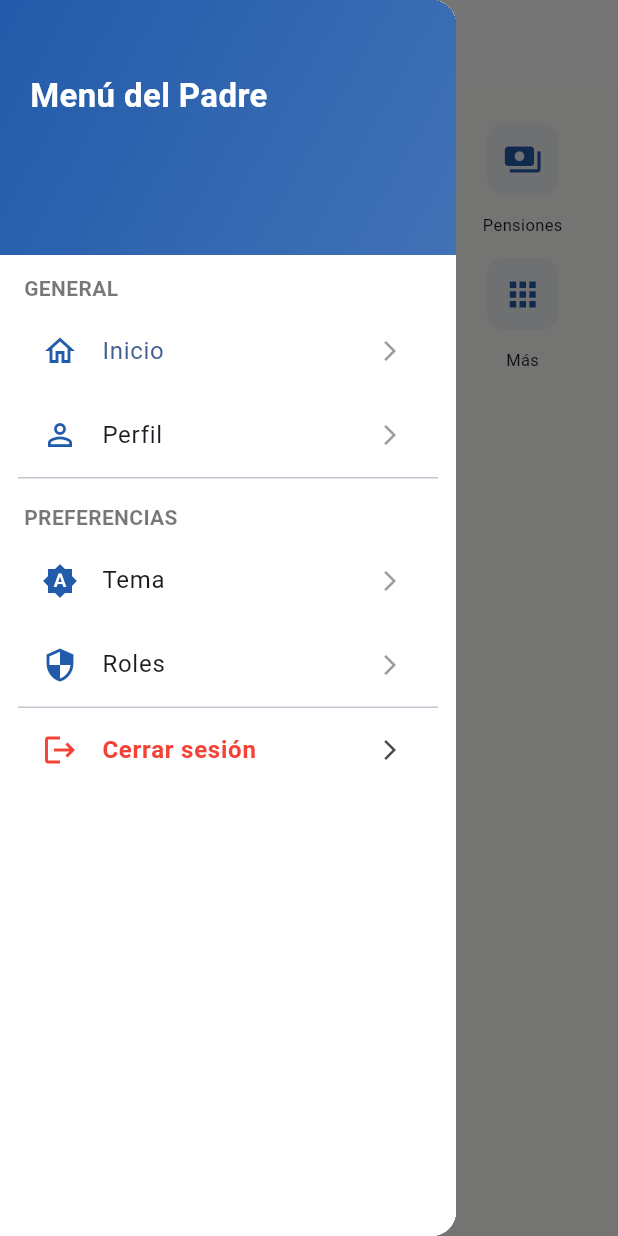
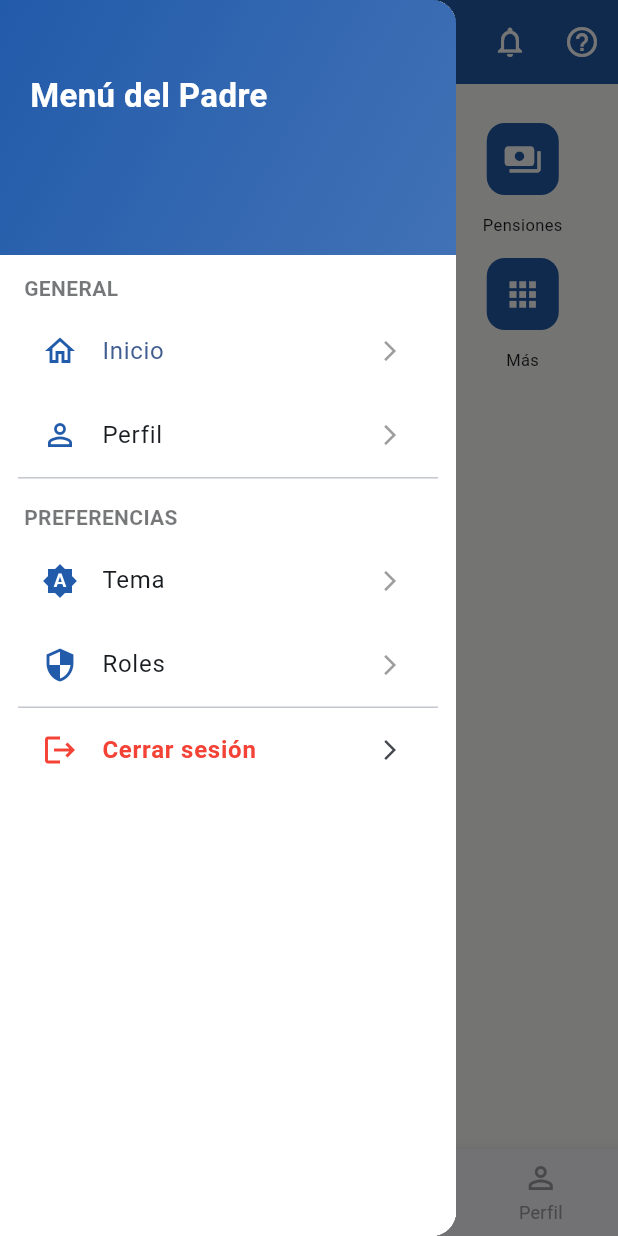
Before and after one commit to yerson001/cole-app, a Flutter app: the ParentHomeContent screen opened directly, with the side drawer open, on a phone screen of 412 x 824 dp. Run offline on Flutter 3.47's test engine with Material 3 defaults, Android fonts, the phone set to English and light mode, and no system bars; our stand-ins replace cached_network_image, equatable, flutter_bloc, flutter_cache_manager, get_it, injectable and 1 more; missing offline and left inert: tutorial_coach_mark; accounts and stored records are empty; network calls fail.

Commit message:
fix drawer back navigation with previousPageIndex, modern icons, bottom nav, light theme tweaks

```diff
--- a/lib/core/themes/app_theme.dart
+++ b/lib/core/themes/app_theme.dart
@@ -11,8 +11,8 @@ class AppTheme {
     ),
     extensions: [AppColors.light],
     appBarTheme: AppBarTheme(
-      backgroundColor: AppColors.light.surface,
-      foregroundColor: AppColors.light.textPrimary,
+      backgroundColor: AppColors.light.primary,
+      foregroundColor: Colors.white,
       centerTitle: true,
       elevation: 0,
       scrolledUnderElevation: 1,
--- a/lib/features/parent/presentation/home/ParentHomeContent.dart
+++ b/lib/features/parent/presentation/home/ParentHomeContent.dart
@@ -41,6 +41,7 @@ class _ParentHomeContentState extends State<ParentHomeContent> {
     ReunionesContent(),
     AgendaContent(),
     MasContent(),
+    _ComunicadosContent(),
   ];
 
   @override
@@ -54,6 +55,7 @@ class _ParentHomeContentState extends State<ParentHomeContent> {
           return pageList[state.pageIndex];
         },
       ),
+      bottomNavigationBar: _buildBottomNav(context),
     );
   }
 
@@ -65,20 +67,22 @@ class _ParentHomeContentState extends State<ParentHomeContent> {
             builder: (context, state) {
               if (state.pageIndex == 0) {
                 return IconButton(
-                  icon: const Icon(Icons.menu),
+                  icon: const Icon(Icons.menu_rounded),
                   onPressed: () => Scaffold.of(ctx).openDrawer(),
                 );
               }
               if (state.pageIndex == 1) {
                 return IconButton(
-                  icon: const Icon(Icons.arrow_back),
+                  icon: const Icon(Icons.arrow_back_rounded),
                   onPressed: () => Scaffold.of(ctx).openDrawer(),
                 );
               }
               return IconButton(
-                icon: const Icon(Icons.arrow_back),
+                icon: const Icon(Icons.arrow_back_rounded),
                 onPressed: () {
-                  context.read<ParentHomeBloc>().add(ChangePage(pageIndex: 0));
+                  context.read<ParentHomeBloc>().add(
+                    ChangePage(pageIndex: state.previousPageIndex),
+                  );
                 },
               );
             },
@@ -88,13 +92,68 @@ class _ParentHomeContentState extends State<ParentHomeContent> {
       title: BlocBuilder<ParentHomeBloc, ParentHomeState>(
         builder: (context, state) {
           final titles = ['', 'Perfil', 'Fotocheck', 'Horario', 'Calificaciones',
-            'Pensiones', 'Cuotas', 'Reuniones', 'Agenda', 'Más'];
+            'Pensiones', 'Cuotas', 'Reuniones', 'Agenda', 'Más', 'Comunicados'];
           final title = state.pageIndex < titles.length ? titles[state.pageIndex] : '';
-          return Text(title);
+          return Text(title, style: const TextStyle(fontWeight: FontWeight.w600));
         },
       ),
+      actions: [
+        IconButton(
+          icon: const Icon(Icons.calendar_month_outlined),
+          onPressed: () {},
+        ),
+        IconButton(
+          icon: const Icon(Icons.notifications_outlined),
+          onPressed: () {},
+        ),
+        IconButton(
+          icon: const Icon(Icons.help_outline),
+          onPressed: () {},
+        ),
+      ],
       centerTitle: true,
     );
+  }
+
+  Widget _buildBottomNav(BuildContext context) {
+    return BlocBuilder<ParentHomeBloc, ParentHomeState>(
+      builder: (context, state) {
+        return BottomNavigationBar(
+          currentIndex: _bottomNavIndex(state.pageIndex),
+          onTap: (index) {
+            final pageIndex = _bottomNavToPageIndex(index);
+            context.read<ParentHomeBloc>().add(ChangePage(pageIndex: pageIndex));
+          },
+          type: BottomNavigationBarType.fixed,
+          selectedItemColor: context.appColors.primary,
+          unselectedItemColor: Colors.grey,
+          items: const [
+            BottomNavigationBarItem(icon: Icon(Icons.home_rounded), label: 'Inicio'),
+            BottomNavigationBarItem(icon: Icon(Icons.campaign_outlined), label: 'Comunicados'),
+            BottomNavigationBarItem(icon: Icon(Icons.book_rounded), label: 'Agenda'),
+            BottomNavigationBarItem(icon: Icon(Icons.person_outline), label: 'Perfil'),
+          ],
+        );
+      },
+    );
+  }
+
+  int _bottomNavIndex(int pageIndex) {
+    if (pageIndex == 0) return 0;
+    if (pageIndex == 10) return 1;
+    if (pageIndex == 8) return 2;
+    if (pageIndex == 1) return 3;
+    return 0;
+  }
+
+  int _bottomNavToPageIndex(int navIndex) {
+    switch (navIndex) {
+      case 0: return 0;
+      case 1: return 10;
+      case 2: return 8;
+      case 3: return 1;
+      default: return 0;
+    }
   }
 
   Widget _buildDrawer(BuildContext context) {
@@ -331,11 +390,11 @@ class _QuickAccessGrid extends StatelessWidget {
                               width: 48,
                               height: 48,
                               decoration: BoxDecoration(
-                                color: ac.fill,
+                                color: ac.primary,
                                 borderRadius: BorderRadius.circular(12),
                               ),
                               alignment: Alignment.center,
-                              child: Icon(_items[row * 4 + col].icon, size: 26, color: ac.primary),
+                              child: Icon(_items[row * 4 + col].icon, size: 26, color: Colors.white),
                             ),
                           ),
                           const SizedBox(height: 6),
@@ -372,3 +431,14 @@ class _HomeBody extends StatelessWidget {
     );
   }
 }
+
+class _ComunicadosContent extends StatelessWidget {
+  const _ComunicadosContent();
+
+  @override
+  Widget build(BuildContext context) {
+    return const Center(
+      child: Text('Comunicados'),
+    );
+  }
+}
--- a/lib/features/parent/presentation/home/bloc/ParentHomeBloc.dart
+++ b/lib/features/parent/presentation/home/bloc/ParentHomeBloc.dart
@@ -12,7 +12,10 @@ class ParentHomeBloc extends Bloc<ParentHomeEvent, ParentHomeState> {
 
   ParentHomeBloc(this.authUseCases, this.parentUseCases) : super(const ParentHomeState()) {
     on<ChangePage>((event, emit) {
-      emit(state.copyWith(pageIndex: event.pageIndex));
+      emit(state.copyWith(
+        pageIndex: event.pageIndex,
+        previousPageIndex: state.pageIndex,
+      ));
     });
 
     on<GetParentUser>((event, emit) async {
--- a/lib/features/parent/presentation/home/bloc/ParentHomeState.dart
+++ b/lib/features/parent/presentation/home/bloc/ParentHomeState.dart
@@ -4,19 +4,21 @@ import 'package:equatable/equatable.dart';
 
 class ParentHomeState extends Equatable {
   final int pageIndex;
+  final int previousPageIndex;
   final User? user;
   final BranchModel? branch;
 
-  const ParentHomeState({this.pageIndex = 0, this.user, this.branch});
+  const ParentHomeState({this.pageIndex = 0, this.previousPageIndex = 0, this.user, this.branch});
 
-  ParentHomeState copyWith({int? pageIndex, User? user, BranchModel? branch}) {
+  ParentHomeState copyWith({int? pageIndex, int? previousPageIndex, User? user, BranchModel? branch}) {
     return ParentHomeState(
       pageIndex: pageIndex ?? this.pageIndex,
+      previousPageIndex: previousPageIndex ?? this.previousPageIndex,
       user: user ?? this.user,
       branch: branch ?? this.branch,
     );
   }
 
   @override
-  List<Object?> get props => [pageIndex, user, branch];
+  List<Object?> get props => [pageIndex, previousPageIndex, user, branch];
 }
```
